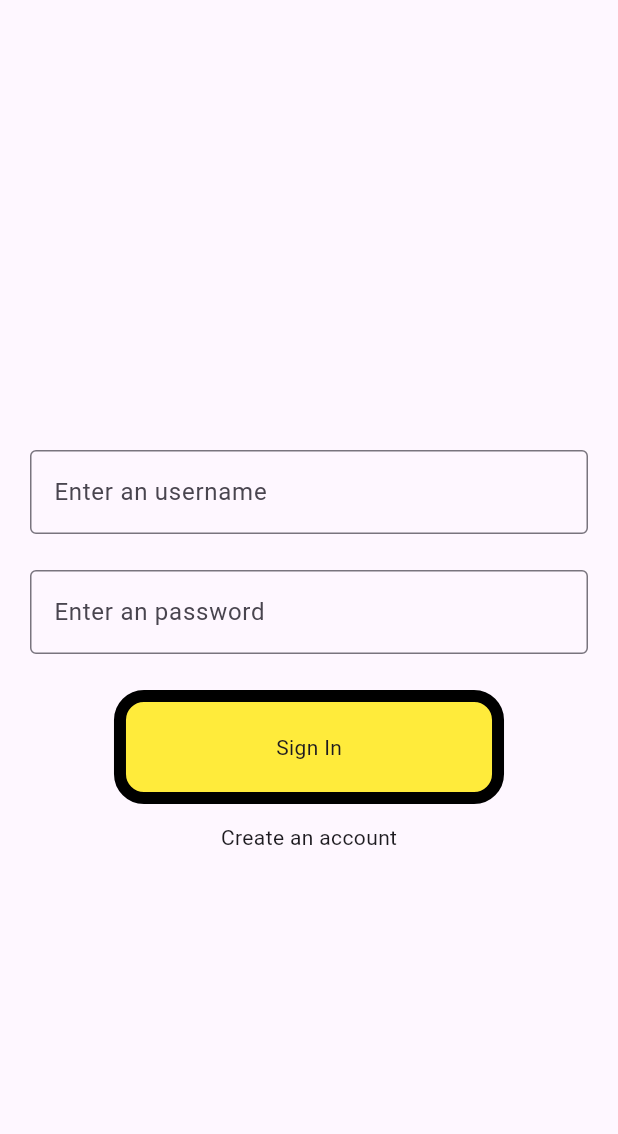
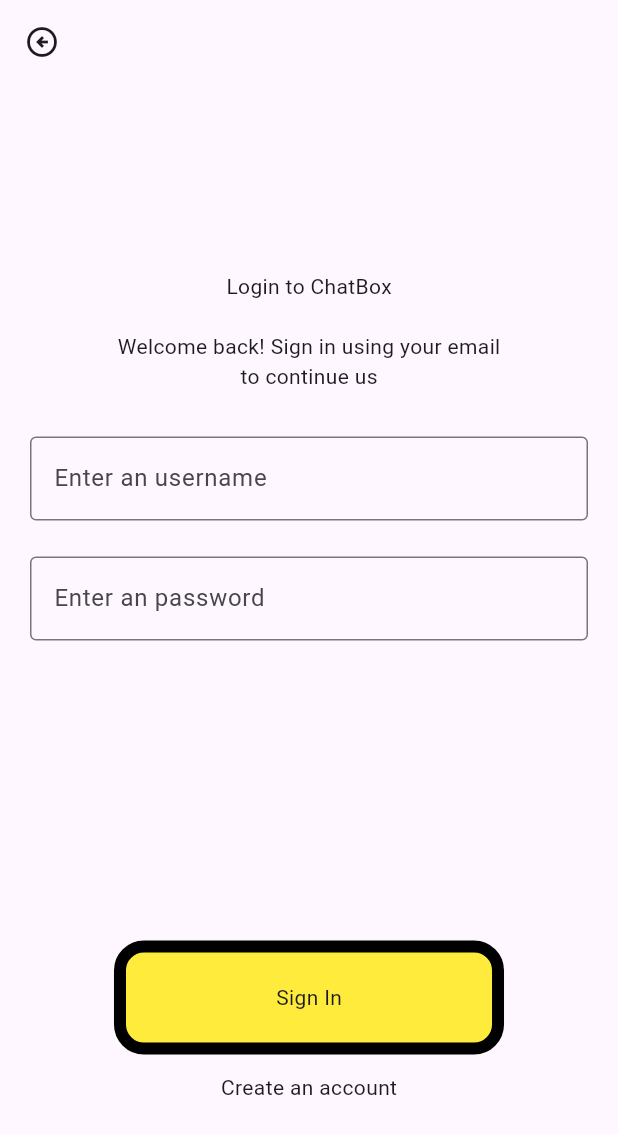
Before and after one commit to duongnht03/ChatApp, a Flutter app: the screen it shows after launch, after a tap on "Sign In", on a phone screen of 412 x 824 dp. Shown: the top 1134 px of the screen. Run offline on Flutter 3.47's test engine with Material 3 defaults, Android fonts, the phone set to English and light mode, and no system bars; our stand-ins replace cloud_firestore, dio, firebase_core, firebase_messaging, flutter_colorpicker, flutter_local_notifications and 4 more; missing offline and left inert: agora_rtc_engine; accounts and stored records are empty; network calls fail.

```diff
--- a/lib/main.dart
+++ b/lib/main.dart
@@ -1,15 +1,92 @@
+import 'package:firebase_messaging/firebase_messaging.dart';
+import 'package:flutter/foundation.dart';
 import 'package:flutter/material.dart';
 import 'package:chatapp/route.dart';
 import 'dart:io';
 import 'package:firebase_core/firebase_core.dart';
+import 'package:flutter_local_notifications/flutter_local_notifications.dart';
 import 'firebase_options.dart';
 import 'package:provider/provider.dart';
 import 'package:chatapp/models/user_provider.dart';
-bool shouldUseFirestoreEmulator = true;
+import 'package:chatapp/provider/theme_mode.dart';
+
+@pragma('vm:entry-point')
+Future<void> _firebaseMessagingBackgroundHandler(RemoteMessage message) async {
+  await Firebase.initializeApp(options: DefaultFirebaseOptions.currentPlatform);
+  await setupFlutterNotifications();
+  showFlutterNotification(message);
+  // If you're going to use other Firebase services in the background, such as Firestore,
+  // make sure you call `initializeApp` before using other Firebase services.
+  print('Handling a background message ${message.messageId}');
+}
+late AndroidNotificationChannel channel;
+bool isFlutterLocalNotificationsInitialized = false;
+
+Future<void> setupFlutterNotifications() async {
+  if (isFlutterLocalNotificationsInitialized) {
+    return;
+  }
+  channel = const AndroidNotificationChannel(
+    'high_importance_channel', // id
+    'High Importance Notifications', // title
+    description:
+    'This channel is used for important notifications.', // description
+    importance: Importance.high,
+  );
+
+  flutterLocalNotificationsPlugin = FlutterLocalNotificationsPlugin();
+
+  /// Create an Android Notification Channel.
+  ///
+  /// We use this channel in the `AndroidManifest.xml` file to override the
+  /// default FCM channel to enable heads up notifications.
+  await flutterLocalNotificationsPlugin
+      .resolvePlatformSpecificImplementation<
+      AndroidFlutterLocalNotificationsPlugin>()
+      ?.createNotificationChannel(channel);
+
+  /// Update the iOS foreground notification presentation options to allow
+  /// heads up notifications.
+  await FirebaseMessaging.instance.setForegroundNotificationPresentationOptions(
+    alert: true,
+    badge: true,
+    sound: true,
+  );
+  isFlutterLocalNotificationsInitialized = true;
+}
+
+void showFlutterNotification(RemoteMessage message) {
+  RemoteNotification? notification = message.notification;
+  AndroidNotification? android = message.notification?.android;
+  if (notification != null && android != null && !kIsWeb) {
+    flutterLocalNotificationsPlugin.show(
+      notification.hashCode,
+      notification.title,
+      notification.body,
+      NotificationDetails(
+        android: AndroidNotificationDetails(
+          channel.id,
+          channel.name,
+          channelDescription: channel.description,
+          // TODO add a proper drawable resource to android, for now using
+          //      one that already exists in example app.
+          icon: 'launch_background',
+        ),
+      ),
+    );
+  }
+}
+
+/// Initialize the [FlutterLocalNotificationsPlugin] package.
+late FlutterLocalNotificationsPlugin flutterLocalNotificationsPlugin;
 
 void main() async{
   WidgetsFlutterBinding.ensureInitialized();
   await Firebase.initializeApp(options: DefaultFirebaseOptions.currentPlatform);
+  FirebaseMessaging.onBackgroundMessage(_firebaseMessagingBackgroundHandler);
+  if (!kIsWeb) {
+    await setupFlutterNotifications();
+  }
   HttpOverrides.global = CustomHttpOverrides();
   runApp(MultiProvider(
     providers: [
@@ -29,9 +106,19 @@ class MyApp extends StatefulWidget {
 class _MyAppState extends State<MyApp> {
   @override
   Widget build(BuildContext context) {
-    return MaterialApp(
-      title: "Demo",
-      onGenerateRoute: (settings) => AppRouter.onGenerateRoute(settings),
+    return ChangeNotifierProvider(
+      create: (_) => ThemeProvider(),
+      child: Consumer<ThemeProvider>(
+        builder: (context, themeProvider, child) {
+          return MaterialApp(
+            title: 'Chat App',
+            theme: ThemeData.light(),
+            darkTheme: ThemeData.dark(),
+            themeMode: themeProvider.themeMode,
+            onGenerateRoute: (settings) => AppRouter.onGenerateRoute(settings),
+          );
+        },
+      ),
     );
   }
 }
--- /dev/null
+++ b/lib/provider/theme_mode.dart
@@ -0,0 +1,12 @@
+import 'package:flutter/material.dart';
+
+class ThemeProvider with ChangeNotifier {
+  ThemeMode _themeMode = ThemeMode.light;
+
+  ThemeMode get themeMode => _themeMode;
+
+  void toggleTheme(bool isDarkMode) {
+    _themeMode = isDarkMode ? ThemeMode.dark : ThemeMode.light;
+    notifyListeners();
+  }
+}
--- a/lib/screens/login_page.dart
+++ b/lib/screens/login_page.dart
@@ -26,7 +26,7 @@ class _LoginScreenState extends State<LoginScreen> {
     // Tạo LoginParam và gửi yêu cầu đăng nhập tới backend
     LoginParam param = LoginParam(email: _email.text, password: _password.text);
     final response = await http.post(
-      Uri.parse("http://localhost:8080/api/auth/login"),
+      Uri.parse("http://192.168.1.91:8080/api/auth/login"),
       headers: {'Content-Type': 'application/json'},
       body: json.encode(param.toJson()),
     );
@@ -73,12 +73,23 @@ class _LoginScreenState extends State<LoginScreen> {
   @override
   Widget build(BuildContext context) {
     return Scaffold(
+      appBar: AppBar(
+        leading: Icon(Icons.arrow_circle_left_outlined),
+      ),
       body: Center(
         child: Padding(
           padding: const EdgeInsets.symmetric(horizontal: 20),
+          child: SingleChildScrollView(
             child: Column(
               children: [
-              SizedBox(height: 300),
+                SizedBox(height: 40),
+                Text(
+                    'Login to ChatBox'
+                ),
+                SizedBox(height: 20),
+                Text('Welcome back! Sign in using your email'),
+                Text('to continue us'),
+                SizedBox(height: 30),
                 TextField(
                   controller: _email,
                   decoration: InputDecoration(
@@ -92,7 +103,7 @@ class _LoginScreenState extends State<LoginScreen> {
                       border: OutlineInputBorder(),
                       hintText: 'Enter an password'),
                 ),
-              SizedBox(height: 24),
+                SizedBox(height: 200),
                 InkWell(
                   onTap: () {
                     _login();
@@ -102,8 +113,7 @@ class _LoginScreenState extends State<LoginScreen> {
                     //         builder: (context) => const ChatList()));
                   },
                   child: Container(
-                  padding:
-                  const EdgeInsets.symmetric(horizontal: 100, vertical: 20),
+                    padding: const EdgeInsets.symmetric(horizontal: 100, vertical: 20),
                     decoration: BoxDecoration(
                         color: Colors.yellow,
                         border: Border.all(width: 8),
@@ -130,6 +140,7 @@ class _LoginScreenState extends State<LoginScreen> {
             ),
           ),
         ),
+      ),
     );
   }
 }
--- a/lib/screens/splash.dart
+++ b/lib/screens/splash.dart
@@ -22,9 +22,9 @@ class _InitScreenState extends State<InitScreen> {
 
   @override
   Widget build(BuildContext context) {
-    return const Scaffold(
+    return Scaffold(
       body: Center(
-        child: Text('Tú ngu'),
+        child: Image.asset('assets/image/Logo -uihut.png'),
       ),
     );
   }
--- a/pubspec.yaml
+++ b/pubspec.yaml
@@ -54,6 +54,7 @@ dependencies:
   get_it:
   provider:
   permission_handler: ^11.3.1
+  flutter_local_notifications: ^17.2.1+2
 
 
 
@@ -74,7 +75,8 @@ dev_dependencies:
 
 # The following section is specific to Flutter packages.
 flutter:
-
+  assets:
+    - assets/image/
   # The following line ensures that the Material Icons font is
   # included with your application, so that you can use the icons in
   # the material Icons class.
```
Also changed, not shown: lib/screens/chat_list.dart (+19 -2 lines), assets/image/Logo -uihut.png (added), pubspec.lock, 1 other file. Lines whose indentation alone changed are shown as unchanged.
